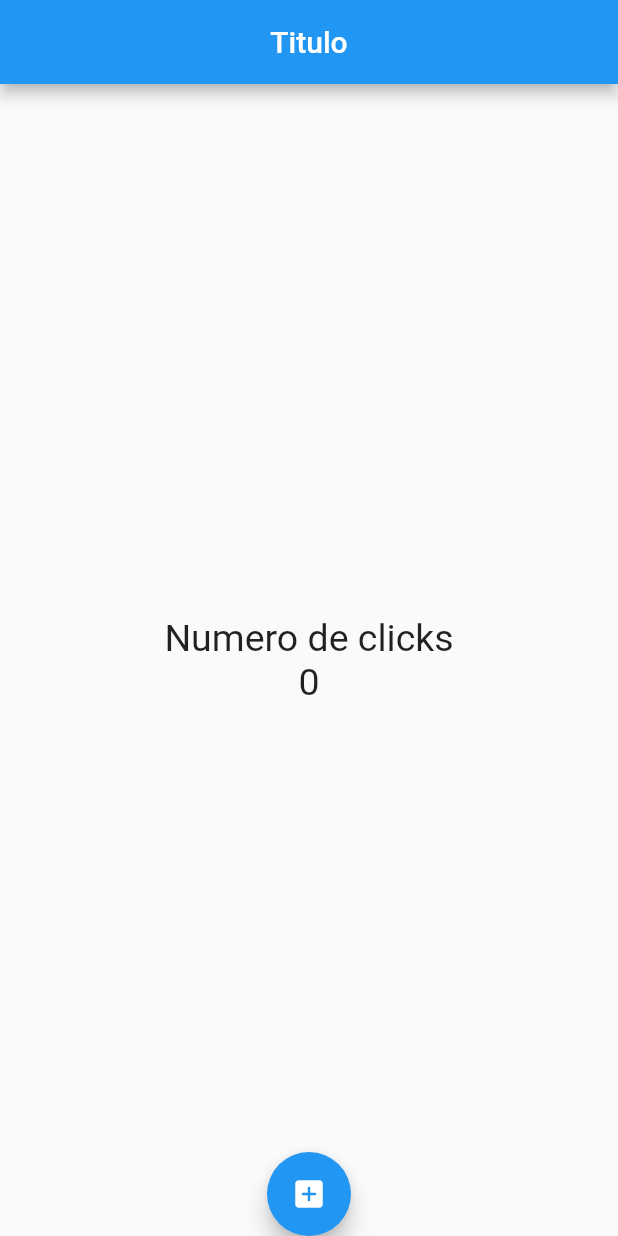
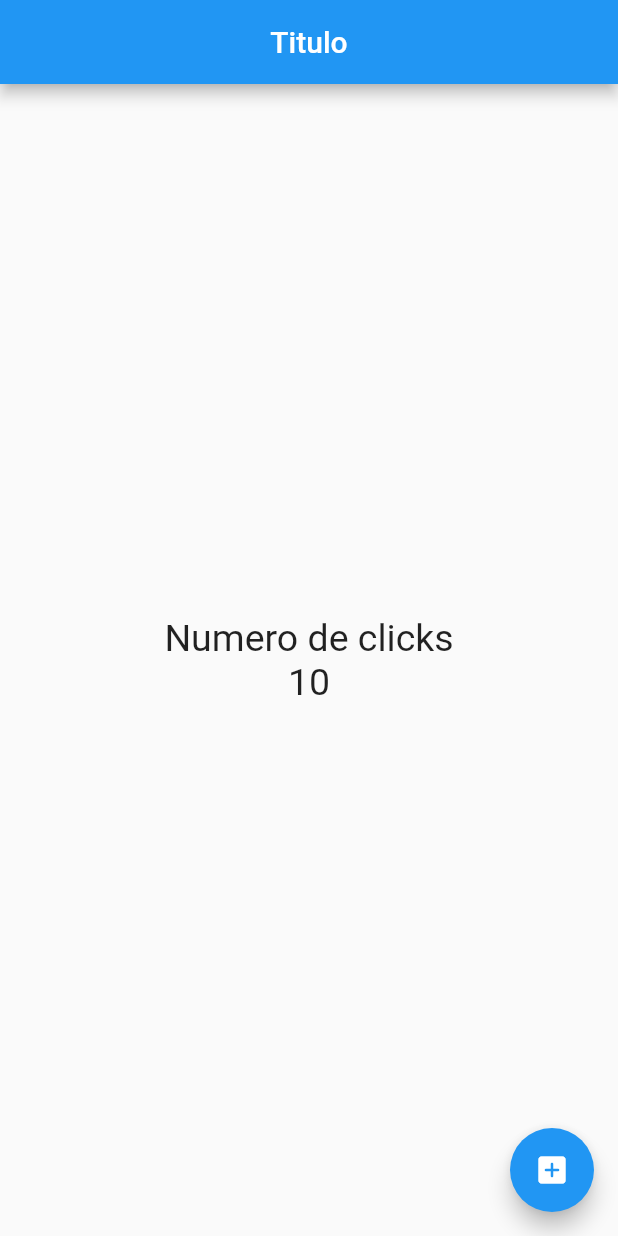
Before and after one commit to iglez/flutter_curso_contador, a Flutter app: the screen it shows after launch, on a phone screen of 412 x 824 dp. Run offline on Flutter 3.47's test engine with Material 2 defaults, Android fonts, the phone set to English and light mode, and no system bars.

Commit message:
no message

```diff
--- a/lib/src/pages/home_page.dart
+++ b/lib/src/pages/home_page.dart
@@ -1,7 +1,10 @@
+import 'package:flutter/cupertino.dart';
 import 'package:flutter/material.dart';
 
 class HomePage extends StatelessWidget {
   final TextStyle estiloTexto = TextStyle(fontSize: 25.0);
+
+  final int conteo = 10;
 
   // build snipets
   @override
@@ -16,13 +19,12 @@ class HomePage extends StatelessWidget {
           child: Column(
         mainAxisAlignment: MainAxisAlignment.center,
         children: [
-          // Text('Numero de clicks', style: TextStyle(fontSize: 25.0)),
-          // Text('0',style: TextStyle(fontSize: 25.0)),
           Text('Numero de clicks', style: estiloTexto),
-          Text('0', style: estiloTexto),
+          // Text(conteo.toString(), style: estiloTexto),
+          Text('$conteo', style: estiloTexto),
         ],
       )),
-      floatingActionButtonLocation: FloatingActionButtonLocation.centerDocked,
+      // floatingActionButtonLocation: FloatingActionButtonLocation.centerDocked,
       floatingActionButton: FloatingActionButton(
         // child: Text('+'),
         child: Icon(Icons.add_box_rounded),
@@ -31,6 +33,9 @@ class HomePage extends StatelessWidget {
         // onPressed: () {},
         onPressed: () {
           print('Click');
+
+          // OOPS
+          // conteo++;
         },
       ),
     );
```
